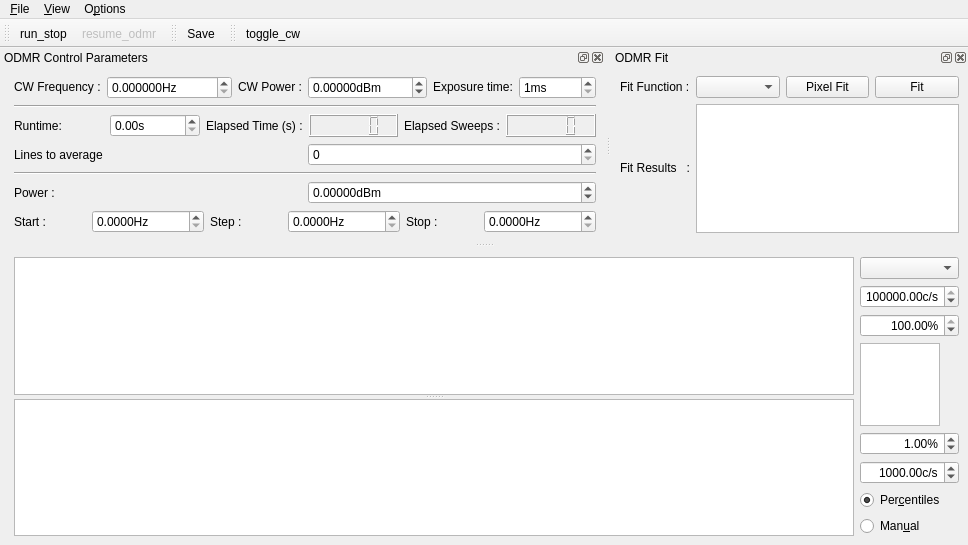
Old version of the form gui/odmr/ui_odmrgui_prime95b.ui in the repository sriharijayaram5/qudi.
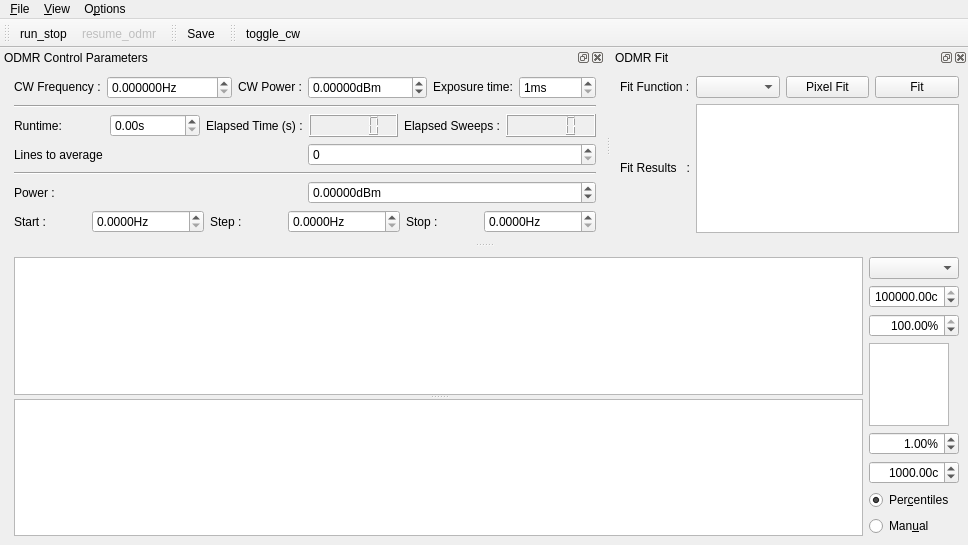
New version of the form. Icons and pictures are not drawn. Custom widgets are drawn as their Qt base class.

Commit message: Fixed labels and units in the GUI and save data

```diff
--- a/gui/odmr/ui_odmrgui_prime95b.ui
+++ b/gui/odmr/ui_odmrgui_prime95b.ui
@@ -77,7 +77,7 @@
          <set>Qt::AlignRight|Qt::AlignTrailing|Qt::AlignVCenter</set>
         </property>
         <property name="suffix">
-         <string>c/s</string>
+         <string>c</string>
         </property>
         <property name="minimum">
          <double>-10.000000000000000</double>
@@ -168,7 +168,7 @@
          <set>Qt::AlignRight|Qt::AlignTrailing|Qt::AlignVCenter</set>
         </property>
         <property name="suffix">
-         <string>c/s</string>
+         <string>c</string>
         </property>
         <property name="minimum">
          <double>-10.000000000000000</double>
```
Left out of the diff: 2 changed lines with no effect on the pictures. The commit also changes 2 other files.
